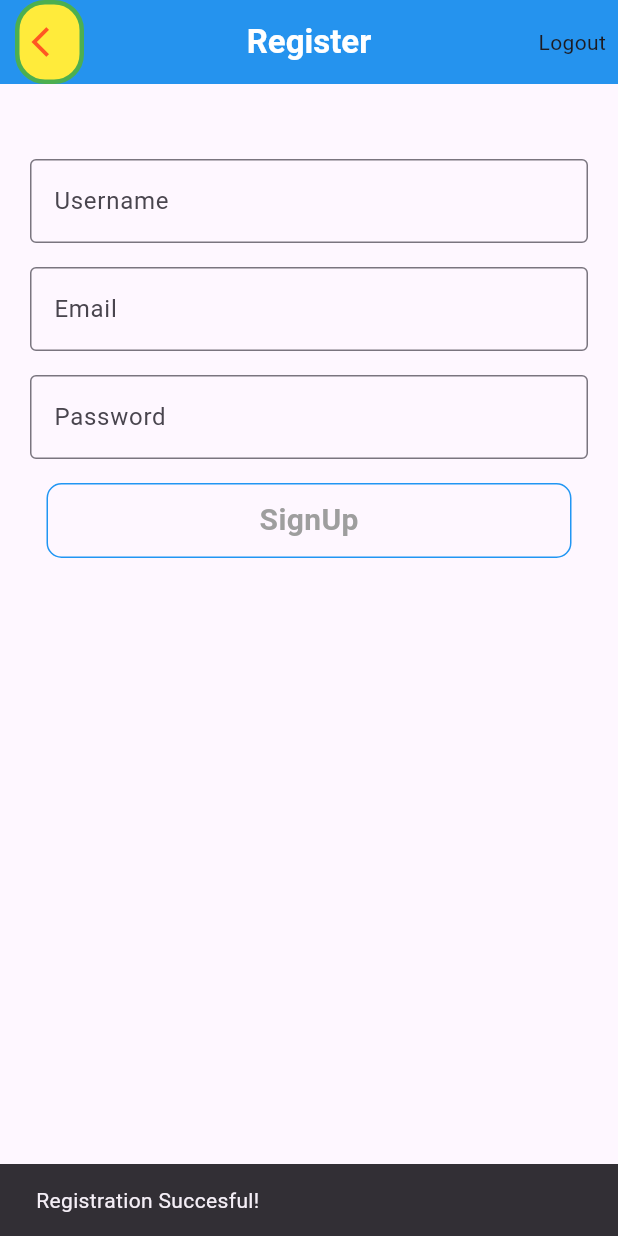
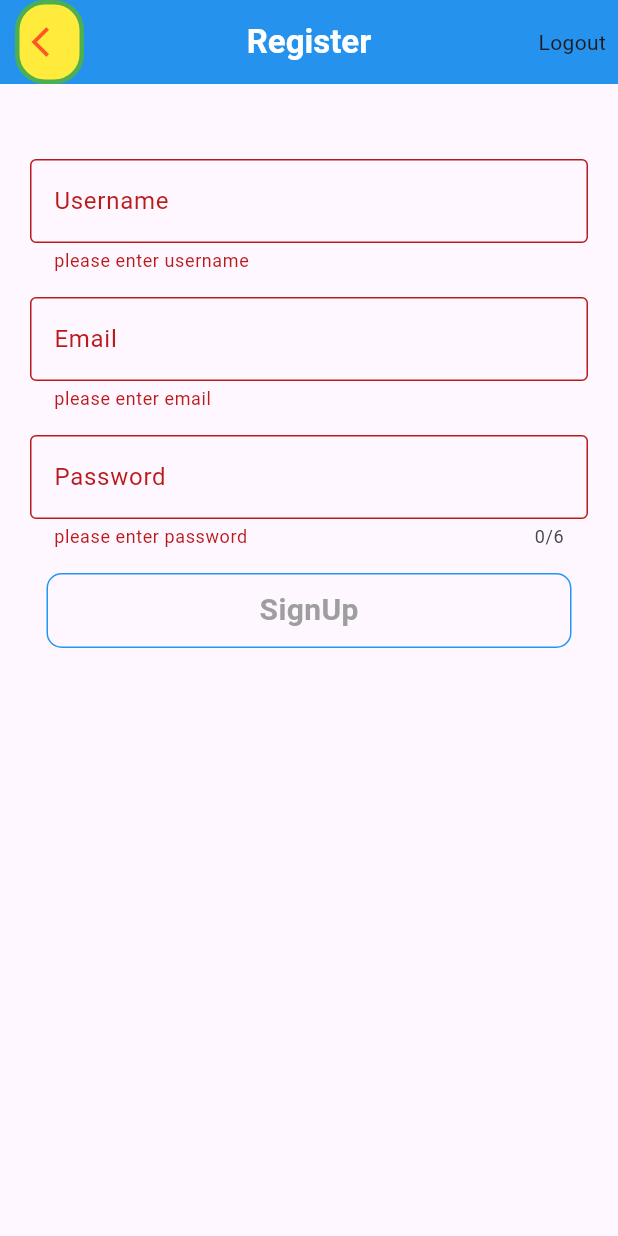
Before and after one commit to Chimezie-tech/simple_ui_local_auth, a Flutter app: the screen it shows after launch, after a tap on "SignUp", on a phone screen of 412 x 824 dp. Run offline on Flutter 3.47's test engine with Material 3 defaults, Android fonts, the phone set to English and light mode, and no system bars; our stand-ins replace shared_preferences.

Commit message:
added validator

```diff
--- a/lib/register.dart
+++ b/lib/register.dart
@@ -1,4 +1,5 @@
 import 'package:flutter/material.dart';
+import 'package:flutter/services.dart';
 import 'package:my_app/login.dart';
 import 'package:my_app/navbar.dart';
 import 'package:shared_preferences/shared_preferences.dart';
@@ -11,7 +12,9 @@ class RegisterPage extends StatefulWidget {
 }
 
 class _RegisterPageState extends State<RegisterPage> {
-  final getuseremail = TextEditingController();
+  final _formKey = GlobalKey<FormState>();
+
+  var getuseremail = TextEditingController();
 
   final getusername = TextEditingController();
 
@@ -84,35 +87,86 @@ class _RegisterPageState extends State<RegisterPage> {
         body: Padding(
           padding: EdgeInsets.fromLTRB(20, 50, 20, 20),
           child: Center(
+            child: Form(
+              key: _formKey,
               child: Column(
                 children: [
-                TextField(
+                  TextFormField(
                     controller: getusername,
                     decoration: InputDecoration(
                       labelText: 'Username',
                       border: OutlineInputBorder(),
                     ),
+                    validator: (value) {
+                      if (value == null || value.isEmpty) {
+                        return 'please enter username';
+                      }
+                      return null;
+                    },
                   ),
+                  // TextField(
+                  //   controller: getusername,
+                  //   decoration: InputDecoration(
+                  //     labelText: 'Username',
+                  //     border: OutlineInputBorder(),
+                  //   ),
+                  // ),
                   SizedBox(height: 16),
-                TextField(
+                  TextFormField(
                     controller: getuseremail,
                     decoration: InputDecoration(
                       labelText: 'Email',
                       border: OutlineInputBorder(),
                     ),
+                    validator: (value) {
+                      if (value == null || value.isEmpty) {
+                        return 'please enter email';
+                      }
+                      if (!value.contains('@gmail.com')) {
+                        return 'enter a valid email';
+                      }
+                      return null;
+                    },
                   ),
-                SizedBox(height: 16),
-                TextField(
+                  // TextField(
+                  //   controller: getuseremail,
+                  //   decoration: InputDecoration(
+                  //     labelText: 'Email',
+                  //     border: OutlineInputBorder(),
+                  //   ),
+
+                  // ),
+                  const SizedBox(height: 16),
+                  TextFormField(
                     controller: getuserpassword,
-                  decoration: InputDecoration(
+                    maxLength: 6,
+                    decoration: const InputDecoration(
                       labelText: 'Password',
                       border: OutlineInputBorder(),
                     ),
+                    validator: (value) {
+                      if (value == null || value.isEmpty) {
+                        return 'please enter password';
+                      }
+                      if (value.length < 6) {
+                        return 'password must be at least 6 characters long';
+                      }
+                      return null;
+                    },
                   ),
+                  // TextField(
+                  //   controller: getuserpassword,
+                  //   decoration: InputDecoration(
+                  //     labelText: 'Password',
+                  //     border: OutlineInputBorder(),
+                  //   ),
+                  // ),
                   SizedBox(height: 16),
                   GestureDetector(
                     onTap: () {
+                      if (_formKey.currentState!.validate()) {
                         _savedetails();
+                      }
                     },
                     child: Container(
                       width: 350,
@@ -149,6 +203,7 @@ class _RegisterPageState extends State<RegisterPage> {
                 ],
               ),
             ),
+          ),
         ));
   }
 }
```
Lines whose indentation alone changed are shown as unchanged.
